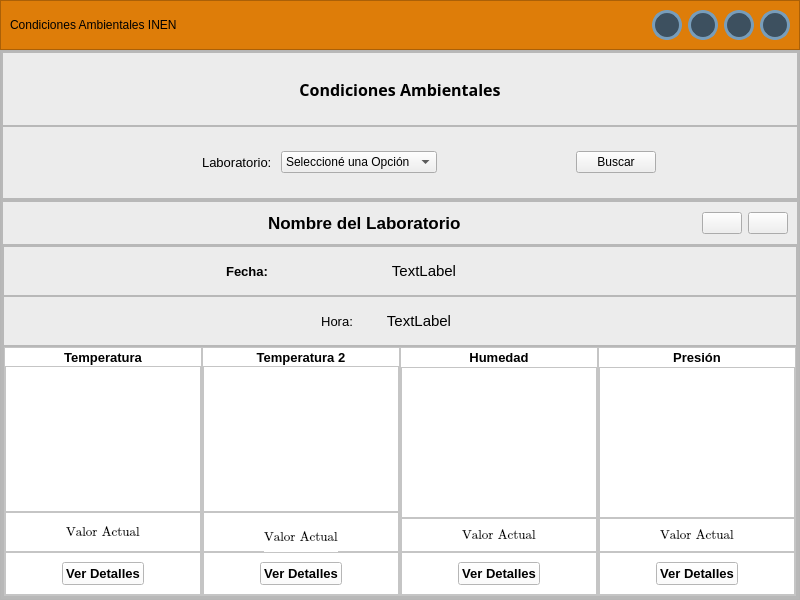
Old version of the form interfazinen.ui in the repository dario-1/interfazINENg.
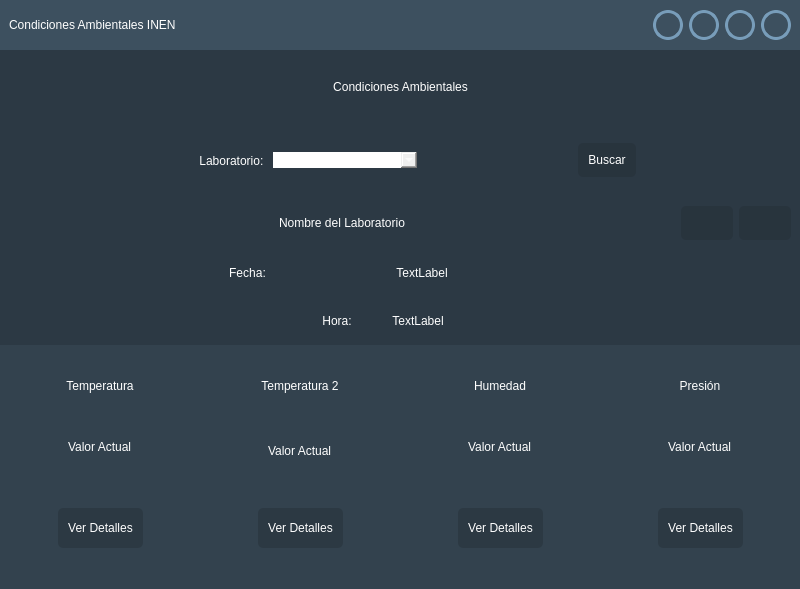
New version of the form. Icons and pictures are not drawn.

What changed in the file:
```diff
--- a/interfazinen.ui
+++ b/interfazinen.ui
@@ -7,7 +7,7 @@
     <x>0</x>
     <y>0</y>
     <width>800</width>
-    <height>600</height>
+    <height>589</height>
    </rect>
   </property>
   <property name="windowTitle">
@@ -15,25 +15,54 @@
   </property>
   <widget class="QWidget" name="centralwidget">
    <property name="styleSheet">
-    <string notr="true">#centralwidget{
-	
-	background-color:rgba(24, 34, 43,100);
-	
+    <string notr="true">*{
+color: #fff;
+font-family: Arial;
+font-size: 12px;
+border: nine;
+background: none;
+}
+#centralwidget{
+background-color: rgb(33, 43, 51);
 }
 #frame_top{
+		
+background-color: rgb(61, 80, 95);
 	
-	background-color:rgb(222, 125, 9);
-	
-	
 }
-
+#frame_top QPushButton{
+	background-color: rgb(61, 80, 95);
+	border-radius: 15px;
+	border: 3px solid rgb(120, 157, 186);
+}
+#frame_top QPushButton:hover{
+	background-color: rgb(120, 157, 186);
+}
+#frame_4 QPushButton{
+padding: 10px;
+border-radius: 5px;
+background-color: rgba(33, 43, 51, 100);
+}
+#frame_9 QPushButton{
+padding: 10px;
+border-radius: 5px;
+background-color: rgba(33, 43, 51, 100);
+}
+#frame_5 QPushButton{
+padding: 10px;
+border-radius: 5px;
+background-color: rgba(33, 43, 51, 100);
+}
 #frame_bot{
-	
-	
-background-color: rgb(236, 236, 236);
 
+background-color: rgba(61, 80, 95, 100)
 	
 }
+
+#gratemperatura1, #gratemperatura2, #grahumedad,#grapresion
+{
+background-color: rgba(61, 80, 95, 100)
+}
 #bt_minimizar,bt_maximizar,bt_cerrar{
 background-color: rgb(61, 80, 95);
 border-radius:15px;
@@ -68,14 +97,7 @@
        </size>
       </property>
       <property name="styleSheet">
-       <string notr="true">QPushButton{
-background-color: rgb(61, 80, 95);
-border-radius:15px;
-border:3px solid rgb(120,157,186);
-}
-QPushButton:hover{
-background-color:rgb(120, 157, 186);
-}</string>
+       <string notr="true"/>
       </property>
       <property name="frameShape">
        <enum>QFrame::StyledPanel</enum>
@@ -87,7 +109,7 @@
        <item>
         <widget class="QLabel" name="titulol">
          <property name="styleSheet">
-          <string notr="true">font: 87 12pt &quot;Arial Black&quot;;</string>
+          <string notr="true">font: 87 10pt &quot;Arial &quot;;</string>
          </property>
          <property name="text">
           <string>Condiciones Ambientales INEN</string>
@@ -275,7 +297,7 @@
            <number>0</number>
           </property>
           <item>
-           <widget class="QFrame" name="frame_3">
+           <widget class="QFrame" name="frame_titulo">
             <property name="minimumSize">
              <size>
               <width>0</width>
@@ -324,13 +346,16 @@
               <widget class="QLabel" name="titulo2">
                <property name="font">
                 <font>
-                 <family>12pt Arial </family>
-                 <pointsize>12</pointsize>
-                 <weight>75</weight>
+                 <family>Arial</family>
+                 <pointsize>14</pointsize>
+                 <weight>9</weight>
                  <italic>false</italic>
-                 <bold>true</bold>
+                 <bold>false</bold>
                 </font>
                </property>
+               <property name="styleSheet">
+                <string notr="true">font: 75 14pt &quot;Arial&quot;;</string>
+               </property>
                <property name="text">
                 <string>Condiciones Ambientales</string>
                </property>
@@ -383,8 +408,14 @@
                 <font>
                  <family>Arial</family>
                  <pointsize>10</pointsize>
+                 <weight>9</weight>
+                 <italic>false</italic>
+                 <bold>false</bold>
                 </font>
                </property>
+               <property name="styleSheet">
+                <string notr="true">font: 75 10pt &quot;Arial&quot;;</string>
+               </property>
                <property name="text">
                 <string>Laboratorio: </string>
                </property>
@@ -398,7 +429,7 @@
                <property name="font">
                 <font>
                  <family>Arial</family>
-                 <pointsize>9</pointsize>
+                 <pointsize>-1</pointsize>
                 </font>
                </property>
                <item>
@@ -451,7 +482,7 @@
                <property name="font">
                 <font>
                  <family>Arial</family>
-                 <pointsize>9</pointsize>
+                 <pointsize>-1</pointsize>
                 </font>
                </property>
                <property name="text">
@@ -533,11 +564,15 @@
                <property name="font">
                 <font>
                  <family>Arial</family>
-                 <pointsize>13</pointsize>
-                 <weight>75</weight>
-                 <bold>true</bold>
+                 <pointsize>12</pointsize>
+                 <weight>10</weight>
+                 <italic>false</italic>
+                 <bold>false</bold>
                 </font>
                </property>
+               <property name="styleSheet">
+                <string notr="true">font: 87 12pt &quot;Arial&quot;;</string>
+               </property>
                <property name="text">
                 <string>Nombre del Laboratorio</string>
                </property>
@@ -633,11 +668,14 @@
                    <font>
                     <family>Arial</family>
                     <pointsize>10</pointsize>
-                    <weight>75</weight>
+                    <weight>50</weight>
                     <italic>false</italic>
-                    <bold>true</bold>
+                    <bold>false</bold>
                    </font>
                   </property>
+                  <property name="styleSheet">
+                   <string notr="true">font: 10pt &quot;Arial&quot;;</string>
+                  </property>
                   <property name="text">
                    <string>Fecha:</string>
                   </property>
@@ -663,9 +701,15 @@
                   <property name="font">
                    <font>
                     <family>Arial</family>
-                    <pointsize>11</pointsize>
+                    <pointsize>10</pointsize>
+                    <weight>9</weight>
+                    <italic>false</italic>
+                    <bold>false</bold>
                    </font>
                   </property>
+                  <property name="styleSheet">
+                   <string notr="true">font: 75 10pt &quot;Arial&quot;;</string>
+                  </property>
                   <property name="text">
                    <string>TextLabel</string>
                   </property>
@@ -718,8 +762,14 @@
                    <font>
                     <family>Arial</family>
                     <pointsize>10</pointsize>
+                    <weight>9</weight>
+                    <italic>false</italic>
+                    <bold>false</bold>
                    </font>
                   </property>
+                  <property name="styleSheet">
+                   <string notr="true">font: 75 10pt &quot;Arial&quot;;</string>
+                  </property>
                   <property name="text">
                    <string>Hora:</string>
                   </property>
@@ -745,9 +795,15 @@
                   <property name="font">
                    <font>
                     <family>Arial</family>
-                    <pointsize>11</pointsize>
+                    <pointsize>10</pointsize>
+                    <weight>9</weight>
+                    <italic>false</italic>
+                    <bold>false</bold>
                    </font>
                   </property>
+                  <property name="styleSheet">
+                   <string notr="true">font: 75 10pt &quot;Arial&quot;;</string>
+                  </property>
                   <property name="text">
                    <string>TextLabel</string>
                   </property>
@@ -799,7 +855,7 @@
                 <item>
                  <widget class="QFrame" name="gratemperatura1">
                   <property name="styleSheet">
-                   <string notr="true">background-color: rgb(255, 255, 255);</string>
+                   <string notr="true"/>
                   </property>
                   <property name="frameShape">
                    <enum>QFrame::StyledPanel</enum>
@@ -835,10 +891,14 @@
                       <font>
                        <family>Arial</family>
                        <pointsize>10</pointsize>
-                       <weight>75</weight>
-                       <bold>true</bold>
+                       <weight>9</weight>
+                       <italic>false</italic>
+                       <bold>false</bold>
                       </font>
                      </property>
+                     <property name="styleSheet">
+                      <string notr="true">font: 75 10pt &quot;Arial&quot;;</string>
+                     </property>
                      <property name="text">
                       <string>Temperatura</string>
                      </property>
@@ -848,13 +908,10 @@
                     </widget>
                    </item>
                    <item>
-                    <layout class="QVBoxLayout" name="verticalLayout_6">
+                    <layout class="QVBoxLayout" name="t1vst">
                      <property name="spacing">
                       <number>0</number>
                      </property>
-                     <item>
-                      <widget class="QGraphicsView" name="graphicsView"/>
-                     </item>
                     </layout>
                    </item>
                    <item>
@@ -905,6 +962,9 @@
                           <pointsize>10</pointsize>
                          </font>
                         </property>
+                        <property name="styleSheet">
+                         <string notr="true">font: 10pt &quot;Cambria Math&quot;;</string>
+                        </property>
                         <property name="text">
                          <string>Valor Actual</string>
                         </property>
@@ -931,7 +991,7 @@
                      <property name="maximumSize">
                       <size>
                        <width>16777215</width>
-                       <height>50</height>
+                       <height>60</height>
                       </size>
                      </property>
                      <property name="frameShape">
@@ -965,9 +1025,7 @@
                         <property name="font">
                          <font>
                           <family>Arial</family>
-                          <pointsize>10</pointsize>
-                          <weight>75</weight>
-                          <bold>true</bold>
+                          <pointsize>-1</pointsize>
                          </font>
                         </property>
                         <property name="text">
@@ -1001,7 +1059,7 @@
                 <item>
                  <widget class="QFrame" name="gratemperatura2">
                   <property name="styleSheet">
-                   <string notr="true">background-color: rgb(255, 255, 255);</string>
+                   <string notr="true"/>
                   </property>
                   <property name="frameShape">
                    <enum>QFrame::StyledPanel</enum>
@@ -1037,10 +1095,14 @@
                       <font>
                        <family>Arial</family>
                        <pointsize>10</pointsize>
-                       <weight>75</weight>
-                       <bold>true</bold>
+                       <weight>9</weight>
+                       <italic>false</italic>
+                       <bold>false</bold>
                       </font>
                      </property>
+                     <property name="styleSheet">
+                      <string notr="true">font: 75 10pt &quot;Arial&quot;;</string>
+                     </property>
                      <property name="text">
                       <string>Temperatura 2</string>
                      </property>
@@ -1050,13 +1112,10 @@
                     </widget>
                    </item>
                    <item>
-                    <layout class="QVBoxLayout" name="verticalLayout_7">
+                    <layout class="QVBoxLayout" name="t2vst">
                      <property name="spacing">
                       <number>0</number>
                      </property>
-                     <item>
-                      <widget class="QGraphicsView" name="graphicsView_2"/>
-                     </item>
                     </layout>
                    </item>
                    <item>
@@ -1107,6 +1166,9 @@
                           <pointsize>10</pointsize>
                          </font>
                         </property>
+                        <property name="styleSheet">
+                         <string notr="true">font: 10pt &quot;Cambria Math&quot;;</string>
+                        </property>
                         <property name="text">
                          <string>Valor Actual</string>
                         </property>
@@ -1133,7 +1195,7 @@
                      <property name="maximumSize">
                       <size>
                        <width>16777215</width>
-                       <height>50</height>
+                       <height>60</height>
                       </size>
                      </property>
                      <property name="frameShape">
@@ -1167,9 +1229,7 @@
                         <property name="font">
                          <font>
                           <family>Arial</family>
-                          <pointsize>10</pointsize>
-                          <weight>75</weight>
-                          <bold>true</bold>
+                          <pointsize>-1</pointsize>
                          </font>
                         </property>
                         <property name="text">
@@ -1203,7 +1263,7 @@
                 <item>
                  <widget class="QFrame" name="grahumedad">
                   <property name="styleSheet">
-                   <string notr="true">background-color: rgb(255, 255, 255);</string>
+                   <string notr="true"/>
                   </property>
                   <property name="frameShape">
                    <enum>QFrame::StyledPanel</enum>
@@ -1239,10 +1299,14 @@
                       <font>
                        <family>Arial</family>
                        <pointsize>10</pointsize>
-                       <weight>75</weight>
-                       <bold>true</bold>
+                       <weight>9</weight>
+                       <italic>false</italic>
+                       <bold>false</bold>
                       </font>
                      </property>
+                     <property name="styleSheet">
+                      <string notr="true">font: 75 10pt &quot;Arial&quot;;</string>
+                     </property>
                      <property name="text">
                       <string>Humedad</string>
                      </property>
@@ -1252,13 +1316,10 @@
                     </widget>
                    </item>
                    <item>
-                    <layout class="QVBoxLayout" name="verticalLayout_8">
+                    <layout class="QVBoxLayout" name="hvst">
                      <property name="spacing">
                       <number>0</number>
                      </property>
-                     <item>
-                      <widget class="QGraphicsView" name="graphicsView_3"/>
-                     </item>
                     </layout>
                    </item>
                    <item>
@@ -1303,6 +1364,9 @@
                           <pointsize>10</pointsize>
                          </font>
                         </property>
+                        <property name="styleSheet">
+                         <string notr="true">font: 10pt &quot;Cambria Math&quot;;</string>
+                        </property>
                         <property name="text">
                          <string>Valor Actual</string>
                         </property>
@@ -1329,7 +1393,7 @@
                      <property name="maximumSize">
                       <size>
                        <width>16777215</width>
-                       <height>50</height>
+                       <height>60</height>
                       </size>
                      </property>
                      <property name="frameShape">
@@ -1363,9 +1427,7 @@
                         <property name="font">
                          <font>
                           <family>Arial</family>
-                          <pointsize>10</pointsize>
-                          <weight>75</weight>
-                          <bold>true</bold>
+                          <pointsize>-1</pointsize>
                          </font>
                         </property>
                         <property name="text">
@@ -1397,9 +1459,9 @@
                  </widget>
                 </item>
                 <item>
-                 <widget class="QFrame" name="grapresion_2">
+                 <widget class="QFrame" name="grapresion">
                   <property name="styleSheet">
-                   <string notr="true">background-color: rgb(255, 255, 255);</string>
+                   <string notr="true"/>
                   </property>
                   <property name="frameShape">
                    <enum>QFrame::StyledPanel</enum>
@@ -1435,10 +1497,14 @@
                       <font>
                        <family>Arial</family>
                        <pointsize>10</pointsize>
-                       <weight>75</weight>
-                       <bold>true</bold>
+                       <weight>9</weight>
+                       <italic>false</italic>
+                       <bold>false</bold>
                       </font>
                      </property>
+                     <property name="styleSheet">
+                      <string notr="true">font: 75 10pt &quot;Arial&quot;;</string>
+                     </property>
                      <property name="text">
                       <string>Presión</string>
                      </property>
@@ -1448,13 +1514,10 @@
                     </widget>
                    </item>
                    <item>
-                    <layout class="QVBoxLayout" name="verticalLayout_9">
+                    <layout class="QVBoxLayout" name="pvst">
                      <property name="spacing">
                       <number>0</number>
                      </property>
-                     <item>
-                      <widget class="QGraphicsView" name="graphicsView_4"/>
-                     </item>
                     </layout>
                    </item>
                    <item>
@@ -1499,6 +1562,9 @@
                           <pointsize>10</pointsize>
                          </font>
                         </property>
+                        <property name="styleSheet">
+                         <string notr="true">font: 10pt &quot;Cambria Math&quot;;</string>
+                        </property>
                         <property name="text">
                          <string>Valor Actual</string>
                         </property>
@@ -1525,7 +1591,7 @@
                      <property name="maximumSize">
                       <size>
                        <width>16777215</width>
-                       <height>50</height>
+                       <height>60</height>
                       </size>
                      </property>
                      <property name="frameShape">
@@ -1559,9 +1625,7 @@
                         <property name="font">
                          <font>
                           <family>Arial</family>
-                          <pointsize>10</pointsize>
-                          <weight>75</weight>
-                          <bold>true</bold>
+                          <pointsize>-1</pointsize>
                          </font>
                         </property>
                         <property name="text">
```
